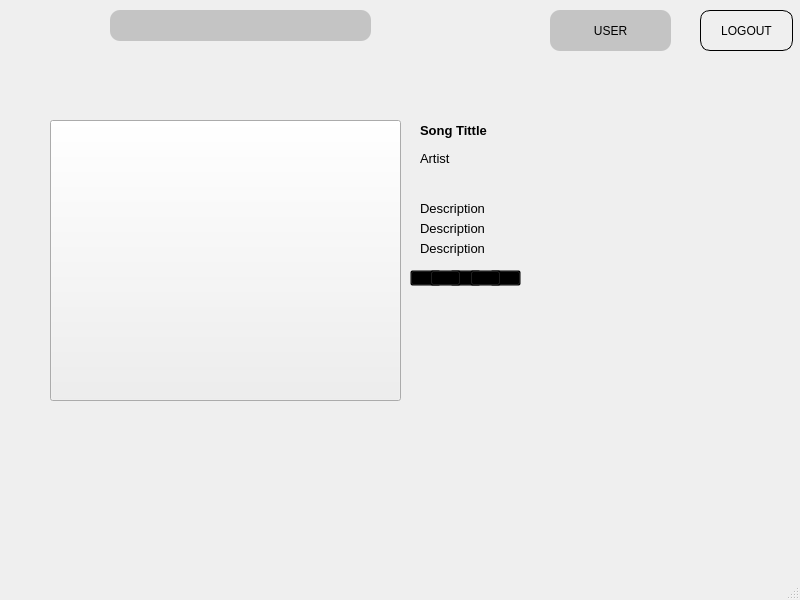
Above: selectedSong.ui from Monkey2580/AI-Final before the change. Below: the same form after it.
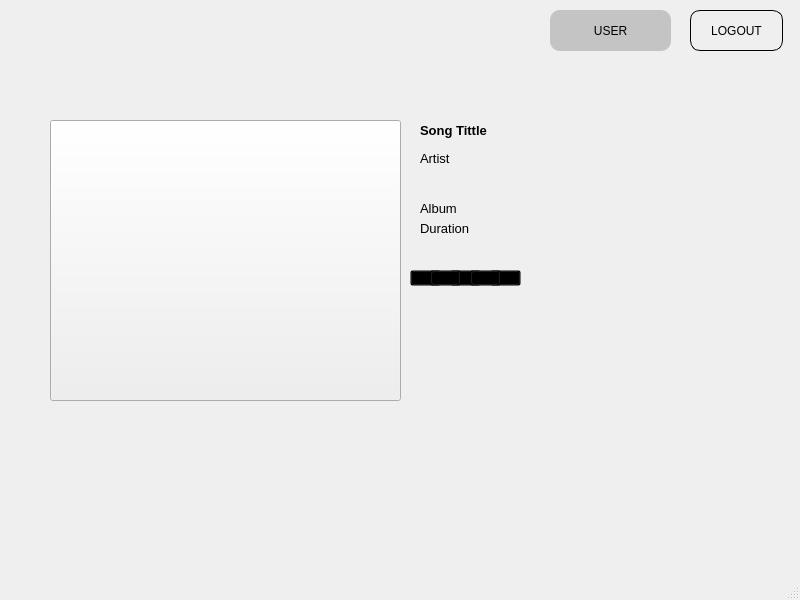
That is the form after the change. Icons and pictures are not drawn.

```diff
--- a/selectedSong.ui
+++ b/selectedSong.ui
@@ -34,20 +34,15 @@
     <property name="text">
      <string/>
     </property>
-   </widget>
-   <widget class="QLineEdit" name="lineEdit">
-    <property name="geometry">
-     <rect>
-      <x>110</x>
-      <y>10</y>
-      <width>261</width>
-      <height>31</height>
-     </rect>
+    <property name="icon">
+     <iconset>
+      <normaloff>next.png</normaloff>next.png</iconset>
     </property>
-    <property name="styleSheet">
-     <string notr="true">border-radius:10px;
-background-color:#c4c4c4;
-</string>
+    <property name="iconSize">
+     <size>
+      <width>50</width>
+      <height>50</height>
+     </size>
     </property>
    </widget>
    <widget class="QLabel" name="label">
@@ -74,7 +69,7 @@
    <widget class="QPushButton" name="pushButton">
     <property name="geometry">
      <rect>
-      <x>700</x>
+      <x>690</x>
       <y>10</y>
       <width>93</width>
       <height>41</height>
@@ -106,7 +101,7 @@
      <rect>
       <x>420</x>
       <y>110</y>
-      <width>131</width>
+      <width>301</width>
       <height>41</height>
      </rect>
     </property>
@@ -126,7 +121,7 @@
      <rect>
       <x>420</x>
       <y>150</y>
-      <width>55</width>
+      <width>311</width>
       <height>16</height>
      </rect>
     </property>
@@ -154,7 +149,7 @@
      </font>
     </property>
     <property name="text">
-     <string>Description</string>
+     <string>Album</string>
     </property>
    </widget>
    <widget class="QLabel" name="label_4">
@@ -172,25 +167,7 @@
      </font>
     </property>
     <property name="text">
-     <string>Description</string>
-    </property>
-   </widget>
-   <widget class="QLabel" name="label_6">
-    <property name="geometry">
-     <rect>
-      <x>420</x>
-      <y>240</y>
-      <width>91</width>
-      <height>16</height>
-     </rect>
-    </property>
-    <property name="font">
-     <font>
-      <pointsize>10</pointsize>
-     </font>
-    </property>
-    <property name="text">
-     <string>Description</string>
+     <string>Duration</string>
     </property>
    </widget>
    <widget class="QPushButton" name="star5">
```
Left out of the diff: 50 changed lines with no effect on the pictures.
